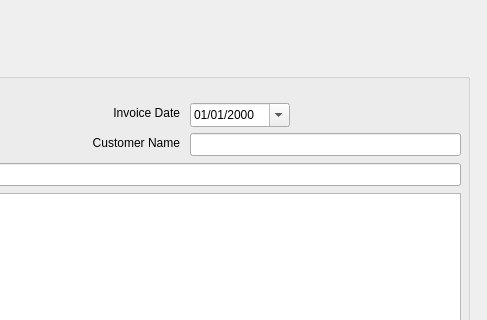
First picture: the form in src/billform.ui, repository thamizha/angadi, before the edit; both pictures show x 347 to 834 and y 0 to 320 of the 834 by 655 pixel window.
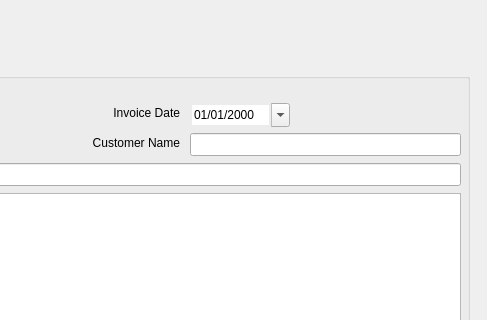
Second picture: the form after the edit.

Commit message: Bill form invoice date auto focus problem solved

Patch:
```diff
--- a/src/billform.ui
+++ b/src/billform.ui
@@ -619,7 +619,10 @@
            </rect>
           </property>
           <property name="frame">
-           <bool>true</bool>
+           <bool>false</bool>
+          </property>
+          <property name="accelerated">
+           <bool>false</bool>
           </property>
           <property name="keyboardTracking">
            <bool>false</bool>
```
Left out of the diff: 11 changed lines with no effect on the pictures. The commit also changes 3 other files.
